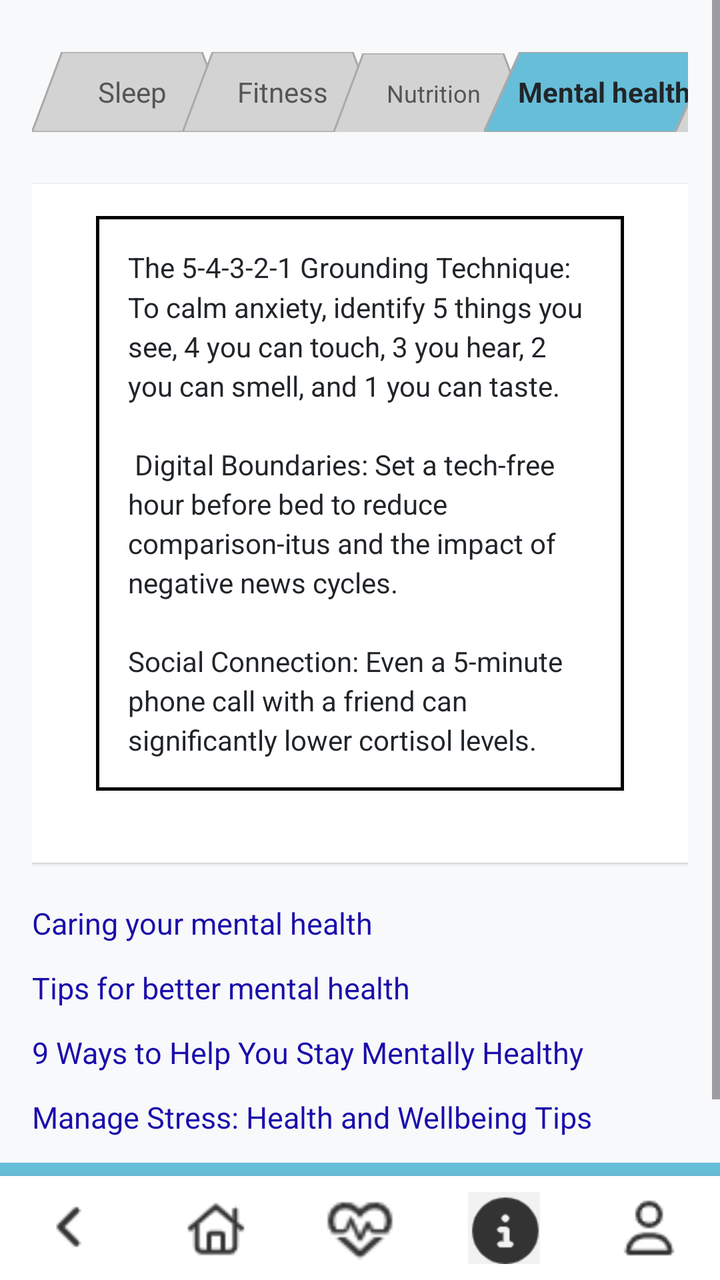
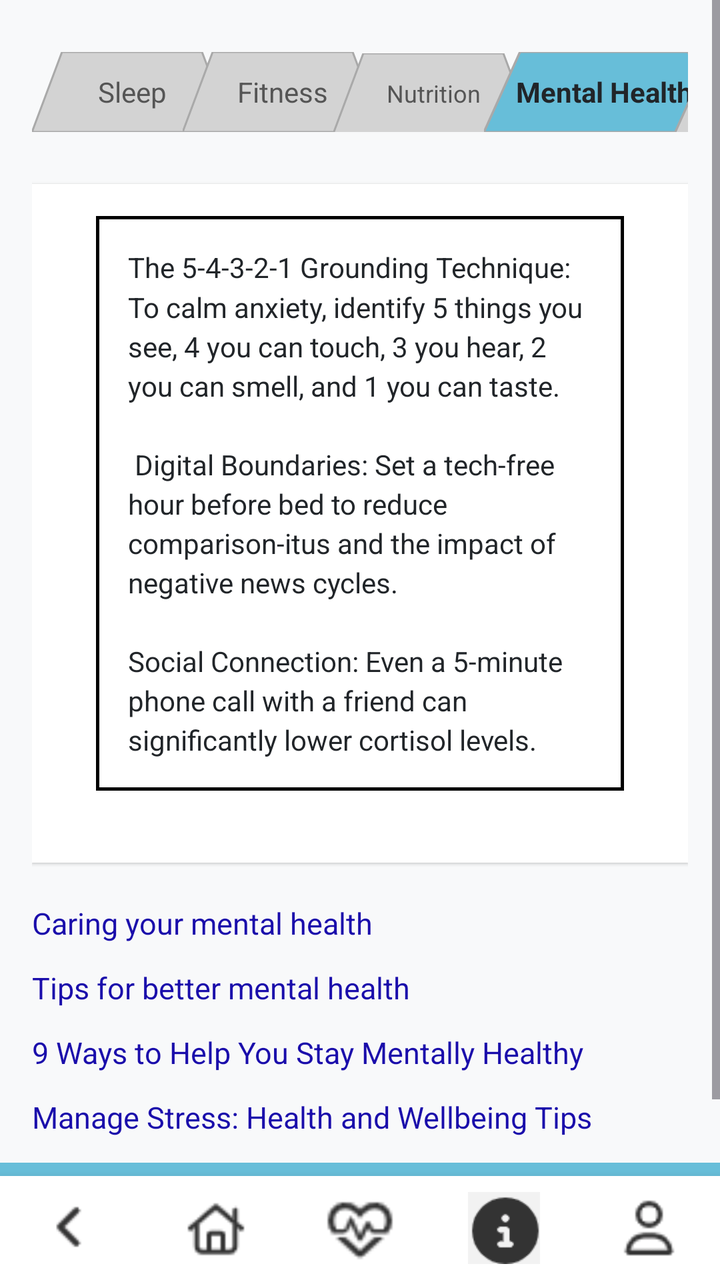

An Android layout rendered at two revisions. The XML below is the earlier revision; the diff shows what the commit changed to produce the second picture.
<!-- AndroidManifest.xml: application theme Theme.MAG01Y26 -->
<!-- res/layout/activity_mental_health_info.xml -->
<?xml version="1.0" encoding="utf-8"?>
<RelativeLayout xmlns:android="http://schemas.android.com/apk/res/android"
    xmlns:app="http://schemas.android.com/apk/res-auto"
    android:layout_width="match_parent"
    android:layout_height="match_parent"
    android:background="#F8F9FA"
    android:fitsSystemWindows="true">

    <ScrollView
        android:layout_width="match_parent"
        android:layout_height="match_parent"
        android:layout_above="@id/bottomNavigationBar"
        android:fillViewport="true">

        <LinearLayout
            android:layout_width="match_parent"
            android:layout_height="wrap_content"
            android:orientation="vertical"
            android:padding="16dp">

            <HorizontalScrollView
                android:layout_width="match_parent"
                android:layout_height="wrap_content"
                android:scrollbars="none"
                android:layout_marginBottom="16dp">

                <LinearLayout
                    android:layout_width="match_parent"
                    android:layout_height="wrap_content"
                    android:orientation="horizontal"
                    android:gravity="center_horizontal"
                    android:paddingTop="10dp"
                    android:paddingBottom="10dp">


                    <TextView
                        android:id="@+id/btn_sleep"
                        android:layout_width="100dp"
                        android:layout_height="40dp"
                        android:text="Sleep"
                        android:textColor="#555555"
                        android:gravity="center"
                        android:background="@drawable/tab_gray" />


                    <TextView
                        android:id="@+id/btn_fitness"
                        android:layout_width="100dp"
                        android:layout_height="40dp"
                        android:layout_marginLeft="-25dp"
                        android:text="Fitness"
                        android:textColor="#555555"
                        android:gravity="center"
                        android:background="@drawable/tab_gray" />


                    <TextView
                        android:id="@+id/btn_nutrition"
                        android:layout_width="100dp"
                        android:layout_height="40dp"
                        android:layout_marginLeft="-25dp"
                        android:text="Nutrition"
                        android:textColor="#555555"
                        android:gravity="center"
                        android:textSize="12sp"
                        android:background="@drawable/tab_gray" />


                    <TextView
                        android:id="@+id/btn_mental_health"
                        android:layout_width="120dp"
                        android:layout_height="40dp"
                        android:layout_marginLeft="-25dp"
                        android:text="Mental health"
                        android:textColor="#212529"
                        android:textStyle="bold"
                        android:gravity="center"
                        android:background="@drawable/tab_style_selected" />


                    <TextView
                        android:id="@+id/btn_smoking"
                        android:layout_width="120dp"
                        android:layout_height="40dp"
                        android:layout_marginLeft="-25dp"
                        android:text="Smoking"
                        android:textColor="#555555"
                        android:gravity="center"
                        android:textSize="12sp"
                        android:background="@drawable/tab_gray" />


                    <TextView
                        android:id="@+id/btn_alcohol"
                        android:layout_width="120dp"
                        android:layout_height="40dp"
                        android:layout_marginLeft="-25dp"
                        android:text="Alchohol"
                        android:textColor="#555555"
                        android:gravity="center"
                        android:textSize="12sp"
                        android:background="@drawable/tab_gray" />

                </LinearLayout>
            </HorizontalScrollView>


            <LinearLayout
                android:layout_width="match_parent"
                android:layout_height="wrap_content"
                android:orientation="vertical"
                android:background="@android:color/white"
                android:padding="16dp"
                android:elevation="1dp"
                android:layout_marginBottom="20dp">

                <com.google.android.material.card.MaterialCardView
                    android:layout_width="match_parent"
                    android:layout_height="wrap_content"
                    android:layout_marginLeft="16dp"
                    android:layout_marginRight="16dp"
                    android:layout_marginBottom="20dp"
                    app:cardBackgroundColor="@android:color/white"
                    app:cardCornerRadius="0dp"
                    app:cardElevation="0dp"
                    app:strokeColor="@android:color/black"
                    app:strokeWidth="1.5dp">

                    <TextView
                        android:layout_width="match_parent"
                        android:layout_height="wrap_content"
                        android:text="The 5-4-3-2-1 Grounding Technique: To calm anxiety, identify 5 things you see, 4 you can touch, 3 you hear, 2 you can smell, and 1 you can taste. \n\n Digital Boundaries: Set a tech-free hour before bed to reduce comparison-itus and the impact of negative news cycles. \n\nSocial Connection: Even a 5-minute phone call with a friend can significantly lower cortisol levels."
                        android:textColor="#212529"
                        android:textSize="14sp"
                        android:lineSpacingMultiplier="1.2"
                        android:padding="16dp" />

                </com.google.android.material.card.MaterialCardView>
            </LinearLayout>


            <TextView
                android:id="@+id/link1"
                android:layout_width="match_parent"
                android:layout_height="wrap_content"
                android:text="Caring your mental health"
                android:textColor="#1A0DAB"
                android:textSize="15sp"
                android:autoLink="all"
                android:layout_marginBottom="12dp" />

            <TextView
                android:id="@+id/link2"
                android:layout_width="match_parent"
                android:layout_height="wrap_content"
                android:text="Tips for better mental health"
                android:textColor="#1A0DAB"
                android:textSize="15sp"
                android:layout_marginBottom="12dp" />

            <TextView
                android:id="@+id/link3"
                android:layout_width="match_parent"
                android:layout_height="wrap_content"
                android:text="9 Ways to Help You Stay Mentally Healthy"
                android:textColor="#1A0DAB"
                android:textSize="15sp"
                android:layout_marginBottom="12dp" />

            <TextView
                android:id="@+id/link4"
                android:layout_width="match_parent"
                android:layout_height="wrap_content"
                android:text="Manage Stress: Health and Wellbeing Tips"
                android:textColor="#1A0DAB"
                android:textSize="15sp"
                android:layout_marginBottom="12dp" />

            <TextView
                android:id="@+id/link5"
                android:layout_width="match_parent"
                android:layout_height="wrap_content"
                android:text="Coping with Stress: Strategies for 2026"
                android:textColor="#1A0DAB"
                android:textSize="15sp"
                android:layout_marginBottom="12dp" />

        </LinearLayout>
    </ScrollView>

    <include layout="@layout/layout_blue_divider" />
    <LinearLayout
        android:id="@+id/bottomNavigationBar"
        android:layout_width="match_parent"
        android:layout_height="wrap_content"
        android:layout_alignParentBottom="true"
        android:orientation="horizontal"
        android:background="#FFFFFF"
        android:paddingTop="8dp"
        android:paddingBottom="8dp"
        android:elevation="8dp"
        android:weightSum="5">

        <ImageView
            android:id="@+id/btnBack"
            android:layout_width="0dp"
            android:layout_height="36dp"
            android:layout_weight="1"
            android:src="@drawable/ic_back"
            android:contentDescription="Back" />

        <ImageView
            android:id="@+id/btnHome"
            android:layout_width="0dp"
            android:layout_height="36dp"
            android:layout_weight="1"
            android:src="@drawable/ic_home"
            android:contentDescription="Home" />

        <ImageView
            android:id="@+id/btnHeart"
            android:layout_width="0dp"
            android:layout_height="36dp"
            android:layout_weight="1"
            android:src="@drawable/ic_simulation"
            android:contentDescription="Simulation" />

        <ImageView
            android:id="@+id/btnInfo"
            android:layout_width="0dp"
            android:layout_height="36dp"
            android:layout_weight="1"
            android:src="@drawable/ic_info_selected"
            android:contentDescription="Info" />

        <ImageView
            android:id="@+id/btnProfile"
            android:layout_width="0dp"
            android:layout_height="36dp"
            android:layout_weight="1"
            android:src="@drawable/ic_profile"
            android:contentDescription="Profile" />
    </LinearLayout>

</RelativeLayout>
<!-- res/layout/layout_blue_divider.xml (included above) -->
<?xml version="1.0" encoding="utf-8"?>
<View xmlns:android="http://schemas.android.com/apk/res/android"
    android:layout_width="match_parent"
    android:layout_height="20px"
    android:background="#67bed9"
    android:layout_above="@id/bottomNavigationBar" />
<!-- resources referenced by this layout -->
<resources>
  <!-- drawable ic_back: png bitmap (drawable, 230 bytes) -->
  <!-- drawable ic_home: png bitmap (drawable, 536 bytes) -->
  <!-- drawable ic_info_selected: png bitmap (drawable, 826 bytes) -->
  <!-- drawable ic_profile: png bitmap (drawable, 459 bytes) -->
  <!-- drawable ic_simulation: png bitmap (drawable, 723 bytes) -->
  <!-- drawable tab_gray (drawable) -->
  <?xml version="1.0" encoding="utf-8"?>
  <vector xmlns:android="http://schemas.android.com/apk/res/android"
      android:width="100dp"
      android:height="40dp"
      android:viewportWidth="100"
      android:viewportHeight="40">
  
      <path
          android:fillColor="#D3D3D3"
          android:strokeColor="#A9A9A9"
          android:strokeWidth="1"
          android:pathData="M 0,40 L 15,0 L 85,0 L 100,40 Z" />
  </vector>
  <!-- drawable tab_style_selected (drawable) -->
  <?xml version="1.0" encoding="utf-8"?>
  <vector xmlns:android="http://schemas.android.com/apk/res/android"
      android:width="100dp"
      android:height="40dp"
      android:viewportWidth="100"
      android:viewportHeight="40">
      <path
          android:fillColor="#67bed9"
          android:strokeColor="#A9A9A9"
          android:strokeWidth="1"
          android:pathData="M 0,40 L 15,0 L 85,0 L 100,40 Z" />
  </vector>
  <style name="Theme.MAG01Y26" parent="Base.Theme.MAG01Y26" />
  <style name="Base.Theme.MAG01Y26" parent="Theme.Material3.DayNight.NoActionBar">
          
          
      </style>
</resources>

<!-- the commit's change to res/layout/activity_mental_health_info.xml (unified diff, before → after) -->
@@ -4,7 +4,8 @@
     android:layout_width="match_parent"
     android:layout_height="match_parent"
     android:background="#F8F9FA"
-    android:fitsSystemWindows="true">
+    android:fitsSystemWindows="true"
+    android:id="@+id/mentalXML">
 
     <ScrollView
         android:layout_width="match_parent"
@@ -37,7 +38,7 @@
                         android:id="@+id/btn_sleep"
                         android:layout_width="100dp"
                         android:layout_height="40dp"
-                        android:text="Sleep"
+                        android:text="@string/Sleep"
                         android:textColor="#555555"
                         android:gravity="center"
                         android:background="@drawable/tab_gray" />
@@ -48,7 +49,7 @@
                         android:layout_width="100dp"
                         android:layout_height="40dp"
                         android:layout_marginLeft="-25dp"
-                        android:text="Fitness"
+                        android:text="@string/Fitness"
                         android:textColor="#555555"
                         android:gravity="center"
                         android:background="@drawable/tab_gray" />
@@ -59,7 +60,7 @@
                         android:layout_width="100dp"
                         android:layout_height="40dp"
                         android:layout_marginLeft="-25dp"
-                        android:text="Nutrition"
+                        android:text="@string/Nutrition"
                         android:textColor="#555555"
                         android:gravity="center"
                         android:textSize="12sp"
@@ -71,7 +72,7 @@
                         android:layout_width="120dp"
                         android:layout_height="40dp"
                         android:layout_marginLeft="-25dp"
-                        android:text="Mental health"
+                        android:text="@string/Mental_Health"
                         android:textColor="#212529"
                         android:textStyle="bold"
                         android:gravity="center"
@@ -83,7 +84,7 @@
                         android:layout_width="120dp"
                         android:layout_height="40dp"
                         android:layout_marginLeft="-25dp"
-                        android:text="Smoking"
+                        android:text="@string/Smoking_tab"
                         android:textColor="#555555"
                         android:gravity="center"
                         android:textSize="12sp"
@@ -95,7 +96,7 @@
                         android:layout_width="120dp"
                         android:layout_height="40dp"
                         android:layout_marginLeft="-25dp"
-                        android:text="Alchohol"
+                        android:text="@string/Alcohol"
                         android:textColor="#555555"
                         android:gravity="center"
                         android:textSize="12sp"
@@ -129,11 +130,11 @@
                     <TextView
                         android:layout_width="match_parent"
                         android:layout_height="wrap_content"
-                        android:text="The 5-4-3-2-1 Grounding Technique: To calm anxiety, identify 5 things you see, 4 you can touch, 3 you hear, 2 you can smell, and 1 you can taste. \n\n Digital Boundaries: Set a tech-free hour before bed to reduce comparison-itus and the impact of negative news cycles. \n\nSocial Connection: Even a 5-minute phone call with a friend can significantly lower cortisol levels."
+                        android:lineSpacingMultiplier="1.2"
+                        android:padding="16dp"
+                        android:text="@string/Mental_Info"
                         android:textColor="#212529"
-                        android:textSize="14sp"
-                        android:lineSpacingMultiplier="1.2"
-                        android:padding="16dp" />
+                        android:textSize="14sp" />
 
                 </com.google.android.material.card.MaterialCardView>
             </LinearLayout>
@@ -143,7 +144,7 @@
                 android:id="@+id/link1"
                 android:layout_width="match_parent"
                 android:layout_height="wrap_content"
-                android:text="Caring your mental health"
+                android:text="@string/Caring_Mental_health"
                 android:textColor="#1A0DAB"
                 android:textSize="15sp"
                 android:autoLink="all"
@@ -153,7 +154,7 @@
                 android:id="@+id/link2"
                 android:layout_width="match_parent"
                 android:layout_height="wrap_content"
-                android:text="Tips for better mental health"
+                android:text="@string/Tips"
                 android:textColor="#1A0DAB"
                 android:textSize="15sp"
                 android:layout_marginBottom="12dp" />
@@ -162,7 +163,7 @@
                 android:id="@+id/link3"
                 android:layout_width="match_parent"
                 android:layout_height="wrap_content"
-                android:text="9 Ways to Help You Stay Mentally Healthy"
+                android:text="@string/Nine_Ways"
                 android:textColor="#1A0DAB"
                 android:textSize="15sp"
                 android:layout_marginBottom="12dp" />
@@ -171,7 +172,7 @@
                 android:id="@+id/link4"
                 android:layout_width="match_parent"
                 android:layout_height="wrap_content"
-                android:text="Manage Stress: Health and Wellbeing Tips"
+                android:text="@string/manage_stress"
                 android:textColor="#1A0DAB"
                 android:textSize="15sp"
                 android:layout_marginBottom="12dp" />
@@ -180,7 +181,7 @@
                 android:id="@+id/link5"
                 android:layout_width="match_parent"
                 android:layout_height="wrap_content"
-                android:text="Coping with Stress: Strategies for 2026"
+                android:text="@string/coping"
                 android:textColor="#1A0DAB"
                 android:textSize="15sp"
                 android:layout_marginBottom="12dp" />
<!-- resource entries referenced after the edit -->
@@ -32,6 +32,18 @@
           android:strokeWidth="1"
           android:pathData="M 0,40 L 15,0 L 85,0 L 100,40 Z" />
   </vector>
+  <string name="Alcohol">Alcohol</string>
+  <string name="Caring_Mental_health">Caring your mental health</string>
+  <string name="Fitness">Fitness</string>
+  <string name="Mental_Health">Mental Health</string>
+  <string name="Mental_Info">The 5-4-3-2-1 Grounding Technique: To calm anxiety, identify 5 things you see, 4 you can touch, 3 you hear, 2 you can smell, and 1 you can taste. \n\n Digital Boundaries: Set a tech-free hour before bed to reduce comparison-itus and the impact of negative news cycles. \n\nSocial Connection: Even a 5-minute phone call with a friend can significantly lower cortisol levels.</string>
+  <string name="Nine_Ways">9 Ways to Help You Stay Mentally Healthy</string>
+  <string name="Nutrition">Nutrition</string>
+  <string name="Sleep">Sleep</string>
+  <string name="Smoking_tab">Smoking</string>
+  <string name="Tips">Tips for better mental health</string>
+  <string name="coping">Coping with Stress: Strategies for 2026</string>
+  <string name="manage_stress">Manage Stress: Health and Wellbeing Tips</string>
   <style name="Theme.MAG01Y26" parent="Base.Theme.MAG01Y26" />
   <style name="Base.Theme.MAG01Y26" parent="Theme.Material3.DayNight.NoActionBar">
           
